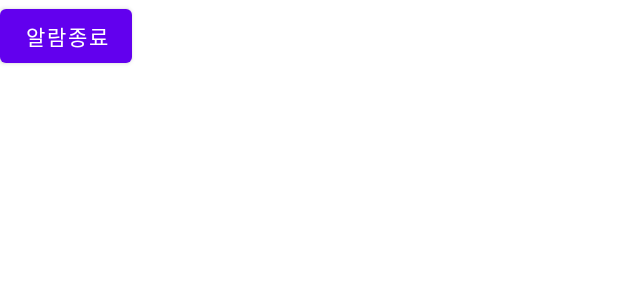
After one commit to 2jaebbang/Alarm, an Android app: the layout activity_alarm_close.xml on its own in the app's theme, with its tools: preview values and no code run, on a phone screen of 412 x 824 dp. The commit adds this screen. Shown: the top 300 px of the screen. Run offline under Robolectric (Android 15) with nearby library versions, the phone set to English and light mode, and no system bars.

Commit message:
alarm 2021.02.07 Alarm

```diff
--- a/app/src/main/AndroidManifest.xml
+++ b/app/src/main/AndroidManifest.xml
@@ -26,6 +26,11 @@
             android:exported="false"
             />
 
+        <service
+            android:name=".AlarmService"
+            android:enabled="true"
+            />
+
     </application>
 
 </manifest>
--- /dev/null
+++ b/app/src/main/res/layout/activity_alarm_close.xml
@@ -0,0 +1,11 @@
+<?xml version="1.0" encoding="utf-8"?>
+<LinearLayout
+    xmlns:android="http://schemas.android.com/apk/res/android" android:layout_width="match_parent"
+    android:layout_height="match_parent">
+
+    <Button
+        android:id="@+id/btn_close"
+        android:layout_width="wrap_content"
+        android:layout_height="wrap_content"
+        android:text="알람종료"/>
+</LinearLayout>
```
Also changed, not shown: app/src/main/java/com/example/alarm_exercise/AlarmActivity.java (added, +64 -0 lines), app/src/main/java/com/example/alarm_exercise/AlarmService.java (added, +66 -0 lines), app/src/main/res/layout/activity_main.xml (+0 -8 lines), 1 other file.
